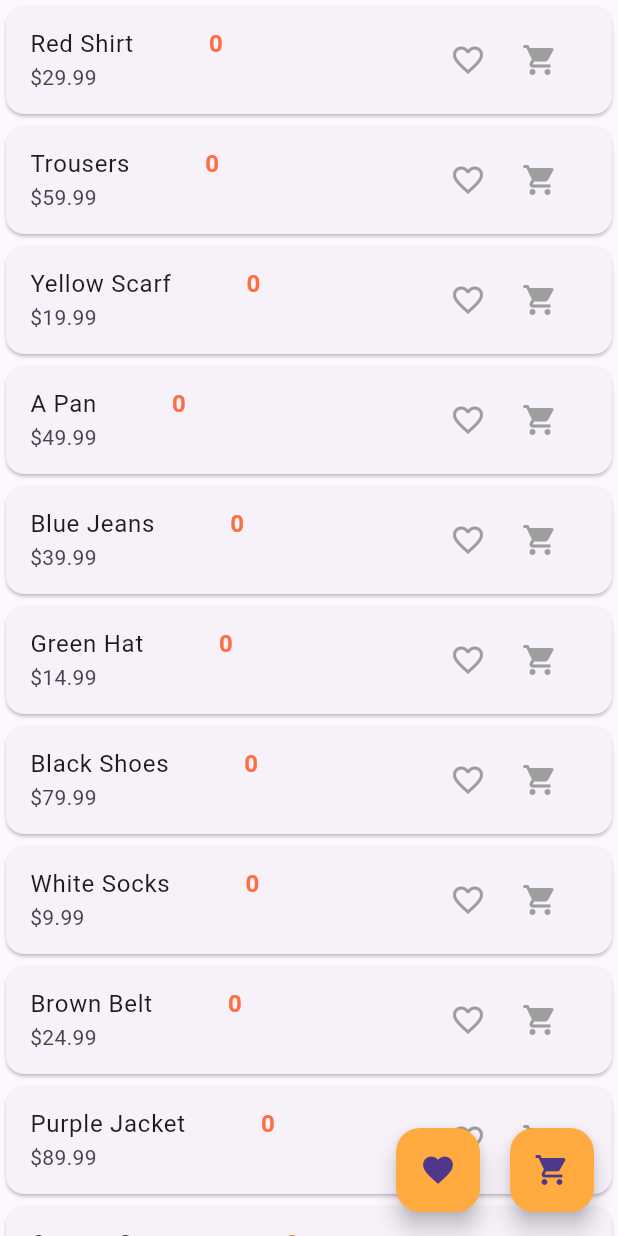
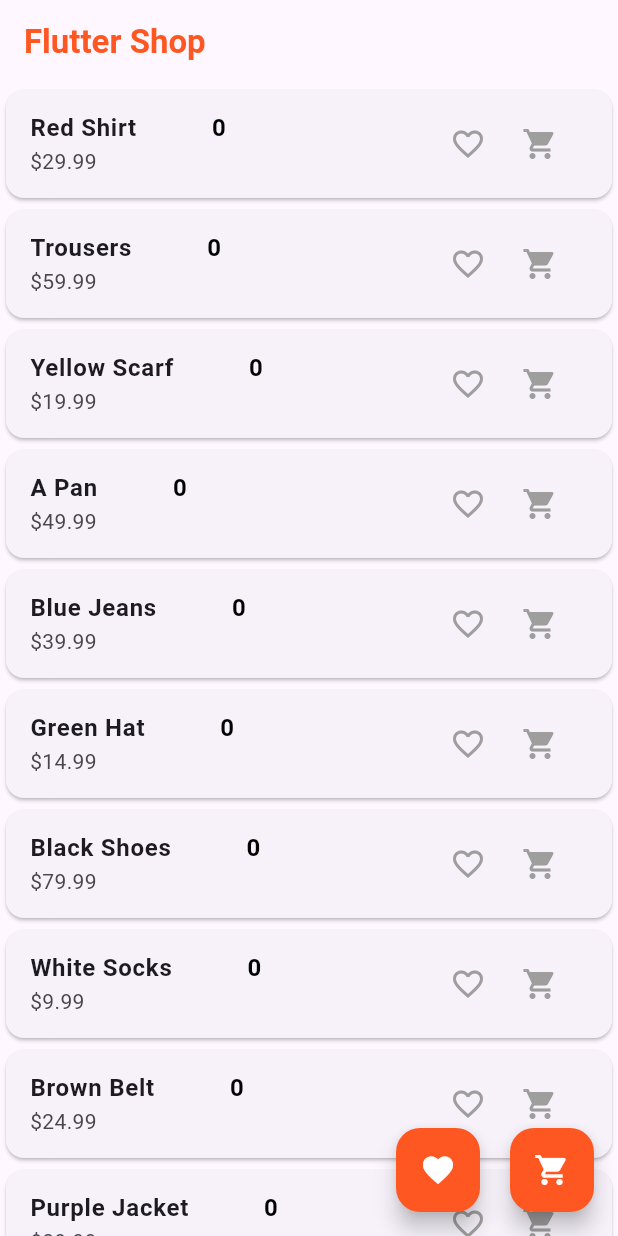
Before and after one commit to HGSChandeepa/Flutter-Provider-Masterclass, a Flutter app: the screen it shows after launch, on a phone screen of 412 x 824 dp. Run offline on Flutter 3.47's test engine with Material 3 defaults, Android fonts, the phone set to English and light mode, and no system bars.

Commit message:
UI Changes

```diff
--- a/lib/pages/products_page.dart
+++ b/lib/pages/products_page.dart
@@ -14,6 +14,15 @@ class ProductsPage extends StatelessWidget {
   Widget build(BuildContext context) {
     final List<Product> products = ProductData().products;
     return Scaffold(
+      appBar: AppBar(
+        title: const Text(
+          'Flutter Shop ',
+          style: TextStyle(
+            color: Colors.deepOrange,
+            fontWeight: FontWeight.bold,
+          ),
+        ),
+      ),
       floatingActionButton: Row(
         mainAxisAlignment: MainAxisAlignment.end,
         children: [
@@ -26,9 +35,12 @@ class ProductsPage extends StatelessWidget {
                 ),
               );
             },
-            backgroundColor: Colors.orangeAccent,
+            backgroundColor: Colors.deepOrange,
             heroTag: 'favorite_button',
-            child: const Icon(Icons.favorite),
+            child: const Icon(
+              Icons.favorite,
+              color: Colors.white,
+            ),
           ),
           const SizedBox(width: 20),
           FloatingActionButton(
@@ -40,9 +52,12 @@ class ProductsPage extends StatelessWidget {
                 ),
               );
             },
-            backgroundColor: Colors.orangeAccent,
+            backgroundColor: Colors.deepOrange,
             heroTag: 'cart_button',
-            child: const Icon(Icons.shopping_cart),
+            child: const Icon(
+              Icons.shopping_cart,
+              color: Colors.white,
+            ),
           ),
         ],
       ),
@@ -57,7 +72,12 @@ class ProductsPage extends StatelessWidget {
                 return ListTile(
                   title: Row(
                     children: [
-                      Text(product.title),
+                      Text(
+                        product.title,
+                        style: const TextStyle(
+                          fontWeight: FontWeight.bold,
+                        ),
+                      ),
                       const SizedBox(width: 50),
                       Text(
                         cart.items.containsKey(product.id)
@@ -65,7 +85,7 @@ class ProductsPage extends StatelessWidget {
                             : '0',
                         style: const TextStyle(
                           fontWeight: FontWeight.bold,
-                          color: Colors.deepOrangeAccent,
+                          color: Colors.black,
                         ),
                       ),
                     ],
```
